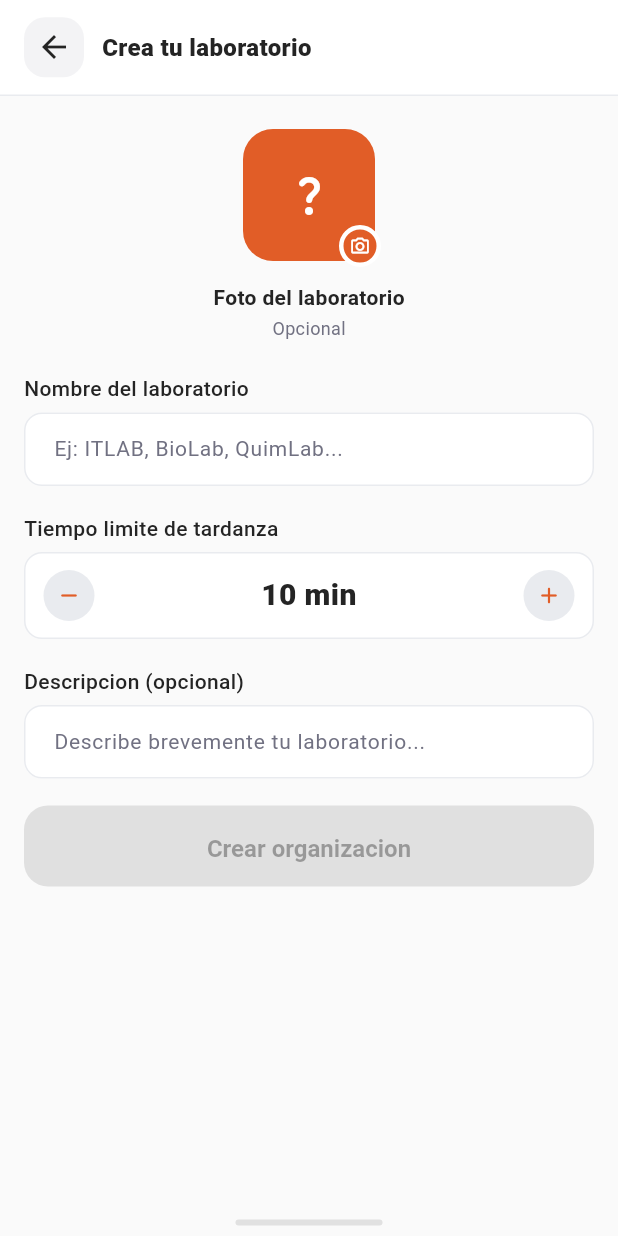
After one commit to tybiuu/AsistApp-Frontend, a Flutter app: the AdminSetupPage screen opened by its route, on a phone screen of 412 x 824 dp. The commit adds this screen. Run offline on Flutter 3.47's test engine with Material 3 defaults, Android fonts, the phone set to English and light mode, and no system bars; our stand-ins replace flutter_svg, get, image_picker, shared_preferences; accounts and stored records are empty.

Commit message:
Add Admin Setup UI, controllers & image_picker

```diff
--- a/lib/configs/routes.dart
+++ b/lib/configs/routes.dart
@@ -10,4 +10,5 @@ class AppRoutes {
   static const String orgCode = '/org-code';
   static const String pending = '/pending';
   static const String home = '/home';
+  static const String adminSetup = '/admin-setup';
 }
--- a/lib/main.dart
+++ b/lib/main.dart
@@ -5,6 +5,7 @@ import 'package:get/get.dart';
 
 import './configs/routes.dart';
 import './configs/theme.dart';
+import 'pages/admin_setup/admin_setup_page.dart';
 import 'pages/auth/login/login_page.dart';
 import 'pages/setup/org_code/org_code_page.dart';
 import 'pages/setup/pending/pending_page.dart';
@@ -40,6 +41,7 @@ class MyApp extends StatelessWidget {
         AppRoutes.pending: (context) => const PendingPage(),
         AppRoutes.login: (context) => const LoginPage(),
         AppRoutes.home: (context) => const HomePage(),
+        AppRoutes.adminSetup: (context) => AdminSetupPage(),
       },
       home: const WelcomePage(),
     );
--- /dev/null
+++ b/lib/pages/admin_setup/admin_setup_controller.dart
@@ -0,0 +1,79 @@
+// lib/pages/admin_setup/admin_setup_controller.dart
+
+import 'dart:typed_data';
+
+import 'package:flutter/material.dart';
+import 'package:get/get.dart';
+import 'package:image_picker/image_picker.dart';
+
+import '../../configs/routes.dart';
+
+class AdminSetupController extends GetxController {
+  final TextEditingController nameController = TextEditingController();
+  final TextEditingController descriptionController = TextEditingController();
+
+  final ImagePicker _imagePicker = ImagePicker();
+
+  final RxInt tardinessLimit = 10.obs;
+  final Rx<Uint8List?> laboratoryPhotoBytes = Rx<Uint8List?>(null);
+  final RxBool isNameValid = false.obs;
+  final RxBool isLoading = false.obs;
+
+  bool get canCreate => isNameValid.value && !isLoading.value;
+
+  @override
+  void onInit() {
+    super.onInit();
+    nameController.addListener(_validateRequiredFields);
+  }
+
+  @override
+  void onClose() {
+    nameController
+      ..removeListener(_validateRequiredFields)
+      ..dispose();
+    descriptionController.dispose();
+    super.onClose();
+  }
+
+  void _validateRequiredFields() {
+    isNameValid.value = nameController.text.trim().isNotEmpty;
+  }
+
+  void decreaseTardinessLimit() {
+    if (tardinessLimit.value > 0) {
+      tardinessLimit.value -= 5;
+    }
+  }
+
+  void increaseTardinessLimit() {
+    if (tardinessLimit.value < 60) {
+      tardinessLimit.value += 5;
+    }
+  }
+
+  Future<void> selectPhoto() async {
+    final XFile? photo = await _imagePicker.pickImage(
+      source: ImageSource.gallery,
+      imageQuality: 80,
+      maxWidth: 1200,
+    );
+
+    if (photo == null) return;
+    laboratoryPhotoBytes.value = await photo.readAsBytes();
+  }
+
+  Future<void> createOrganization() async {
+    if (!canCreate) return;
+
+    isLoading.value = true;
+    await Future.delayed(const Duration(milliseconds: 700));
+    isLoading.value = false;
+
+    Get.offAllNamed(AppRoutes.home);
+  }
+
+  void goBack() {
+    Get.back();
+  }
+}
--- /dev/null
+++ b/lib/pages/admin_setup/admin_setup_page.dart
@@ -0,0 +1,333 @@
+// lib/pages/admin_setup/admin_setup_page.dart
+
+import 'package:flutter/material.dart';
+import 'package:get/get.dart';
+
+import '../../components/primary_button.dart';
+import '../../configs/theme.dart';
+import 'admin_setup_controller.dart';
+
+class AdminSetupPage extends StatelessWidget {
+  final AdminSetupController control = Get.put(AdminSetupController());
+
+  AdminSetupPage({super.key});
+
+  Widget _topBar(BuildContext context) {
+    final ColorScheme colors = Theme.of(context).colorScheme;
+
+    return Container(
+      height: 64,
+      padding: const EdgeInsets.symmetric(horizontal: 12),
+      decoration: BoxDecoration(
+        color: colors.surface,
+        border: Border(
+          bottom: BorderSide(color: colors.outlineVariant),
+        ),
+      ),
+      child: Row(
+        children: [
+          IconButton(
+            onPressed: control.goBack,
+            icon: const Icon(Icons.arrow_back),
+            style: IconButton.styleFrom(
+              backgroundColor: colors.surfaceContainer,
+              foregroundColor: colors.onSurface,
+              shape: RoundedRectangleBorder(
+                borderRadius: BorderRadius.circular(14),
+              ),
+            ),
+          ),
+          const SizedBox(width: 8),
+          Text(
+            'Crea tu laboratorio',
+            style: TextStyle(
+              color: colors.onSurface,
+              fontSize: 16,
+              fontWeight: FontWeight.w800,
+            ),
+          ),
+        ],
+      ),
+    );
+  }
+
+  Widget _photoPicker(BuildContext context) {
+    final ColorScheme colors = Theme.of(context).colorScheme;
+
+    return GestureDetector(
+      onTap: control.selectPhoto,
+      child: Column(
+        children: [
+          Stack(
+            clipBehavior: Clip.none,
+            children: [
+              Obx(
+                () => Container(
+                  width: 88,
+                  height: 88,
+                  decoration: BoxDecoration(
+                    color: AppColors.chart1,
+                    borderRadius: BorderRadius.circular(20),
+                  ),
+                  clipBehavior: Clip.antiAlias,
+                  child: control.laboratoryPhotoBytes.value == null
+                      ? Icon(
+                          Icons.question_mark_rounded,
+                          color: colors.onPrimary,
+                          size: 32,
+                        )
+                      : Image.memory(
+                          control.laboratoryPhotoBytes.value!,
+                          fit: BoxFit.cover,
+                        ),
+                ),
+              ),
+              Positioned(
+                right: -4,
+                bottom: -4,
+                child: Container(
+                  width: 28,
+                  height: 28,
+                  decoration: BoxDecoration(
+                    color: AppColors.chart1,
+                    shape: BoxShape.circle,
+                    border: Border.all(color: colors.surface, width: 3),
+                  ),
+                  child: Icon(
+                    Icons.photo_camera_outlined,
+                    color: colors.onPrimary,
+                    size: 14,
+                  ),
+                ),
+              ),
+            ],
+          ),
+          const SizedBox(height: 14),
+          Text(
+            'Foto del laboratorio',
+            style: TextStyle(
+              color: colors.onSurface,
+              fontSize: 14,
+              fontWeight: FontWeight.w700,
+            ),
+          ),
+          const SizedBox(height: 2),
+          Text(
+            'Opcional',
+            style: TextStyle(
+              color: colors.onSurfaceVariant,
+              fontSize: 12,
+            ),
+          ),
+        ],
+      ),
+    );
+  }
+
+  Widget _textInput({
+    required BuildContext context,
+    required String label,
+    required String hint,
+    required TextEditingController controller,
+    int maxLines = 1,
+  }) {
+    final ColorScheme colors = Theme.of(context).colorScheme;
+
+    return Column(
+      crossAxisAlignment: CrossAxisAlignment.start,
+      children: [
+        Text(
+          label,
+          style: TextStyle(
+            color: colors.onSurface,
+            fontSize: 14,
+            fontWeight: FontWeight.w500,
+          ),
+        ),
+        const SizedBox(height: 6),
+        TextField(
+          controller: controller,
+          maxLines: maxLines,
+          style: TextStyle(
+            color: colors.onSurface,
+            fontSize: 14,
+          ),
+          decoration: InputDecoration(
+            hintText: hint,
+            hintStyle: TextStyle(
+              color: colors.onSurfaceVariant,
+              fontSize: 14,
+            ),
+            filled: true,
+            fillColor: colors.surfaceContainerLowest,
+            contentPadding:
+                const EdgeInsets.symmetric(horizontal: 16, vertical: 14),
+            border: OutlineInputBorder(
+              borderRadius: BorderRadius.circular(12),
+              borderSide: BorderSide(color: colors.outlineVariant),
+            ),
+            enabledBorder: OutlineInputBorder(
+              borderRadius: BorderRadius.circular(12),
+              borderSide: BorderSide(color: colors.outlineVariant),
+            ),
+            focusedBorder: OutlineInputBorder(
+              borderRadius: BorderRadius.circular(12),
+              borderSide: BorderSide(color: colors.primary, width: 1.5),
+            ),
+          ),
+        ),
+      ],
+    );
+  }
+
+  Widget _tardinessStepper(BuildContext context) {
+    final ColorScheme colors = Theme.of(context).colorScheme;
+
+    return Column(
+      crossAxisAlignment: CrossAxisAlignment.start,
+      children: [
+        Text(
+          'Tiempo limite de tardanza',
+          style: TextStyle(
+            color: colors.onSurface,
+            fontSize: 14,
+            fontWeight: FontWeight.w500,
+          ),
+        ),
+        const SizedBox(height: 6),
+        Container(
+          height: 58,
+          padding: const EdgeInsets.symmetric(horizontal: 12),
+          decoration: BoxDecoration(
+            color: colors.surfaceContainerLowest,
+            borderRadius: BorderRadius.circular(12),
+            border: Border.all(color: colors.outlineVariant),
+          ),
+          child: Row(
+            children: [
+              _stepperButton(
+                context: context,
+                icon: Icons.remove_rounded,
+                onPressed: control.decreaseTardinessLimit,
+              ),
+              Expanded(
+                child: Obx(
+                  () => Text(
+                    '${control.tardinessLimit.value} min',
+                    textAlign: TextAlign.center,
+                    style: TextStyle(
+                      color: colors.onSurface,
+                      fontSize: 20,
+                      fontWeight: FontWeight.w900,
+                    ),
+                  ),
+                ),
+              ),
+              _stepperButton(
+                context: context,
+                icon: Icons.add_rounded,
+                onPressed: control.increaseTardinessLimit,
+              ),
+            ],
+          ),
+        ),
+      ],
+    );
+  }
+
+  Widget _stepperButton({
+    required BuildContext context,
+    required IconData icon,
+    required VoidCallback onPressed,
+  }) {
+    final ColorScheme colors = Theme.of(context).colorScheme;
+
+    return SizedBox(
+      width: 34,
+      height: 34,
+      child: IconButton(
+        onPressed: onPressed,
+        icon: Icon(icon, size: 18),
+        padding: EdgeInsets.zero,
+        style: IconButton.styleFrom(
+          backgroundColor: colors.primaryContainer,
+          foregroundColor: AppColors.chart1,
+          shape: const CircleBorder(),
+        ),
+      ),
+    );
+  }
+
+  Widget _buildBody(BuildContext context) {
+    final ColorScheme colors = Theme.of(context).colorScheme;
+
+    return SafeArea(
+      child: Column(
+        children: [
+          _topBar(context),
+          Expanded(
+            child: SingleChildScrollView(
+              padding: const EdgeInsets.fromLTRB(16, 22, 16, 24),
+              child: Column(
+                crossAxisAlignment: CrossAxisAlignment.stretch,
+                children: [
+                  _photoPicker(context),
+                  const SizedBox(height: 22),
+                  _textInput(
+                    context: context,
+                    label: 'Nombre del laboratorio',
+                    hint: 'Ej: ITLAB, BioLab, QuimLab...',
+                    controller: control.nameController,
+                  ),
+                  const SizedBox(height: 18),
+                  _tardinessStepper(context),
+                  const SizedBox(height: 18),
+                  _textInput(
+                    context: context,
+                    label: 'Descripcion (opcional)',
+                    hint: 'Describe brevemente tu laboratorio...',
+                    controller: control.descriptionController,
+                    maxLines: 1,
+                  ),
+                  const SizedBox(height: 18),
+                  Obx(
+                    () => PrimaryButton(
+                      text: control.isLoading.value
+                          ? 'Creando...'
+                          : 'Crear organizacion',
+                      onPressed: control.canCreate
+                          ? control.createOrganization
+                          : null,
+                    ),
+                  ),
+                ],
+              ),
+            ),
+          ),
+          Container(
+            height: 18,
+            color: colors.surfaceContainerLow,
+            alignment: Alignment.center,
+            child: Container(
+              width: 98,
+              height: 4,
+              decoration: BoxDecoration(
+                color: colors.outline,
+                borderRadius: BorderRadius.circular(99),
+              ),
+            ),
+          ),
+        ],
+      ),
+    );
+  }
+
+  @override
+  Widget build(BuildContext context) {
+    return Scaffold(
+      resizeToAvoidBottomInset: false,
+      backgroundColor: Theme.of(context).colorScheme.surfaceContainerLow,
+      body: _buildBody(context),
+    );
+  }
+}
--- /dev/null
+++ b/lib/pages/auth/register_controller.dart
@@ -0,0 +1,70 @@
+// lib/pages/auth/register_controller.dart
+import 'package:asist_app/pages/setup/role_select/role_select_controller.dart';
+import 'package:flutter/material.dart';
+import 'package:get/get.dart';
+
+import '../../configs/routes.dart';
+
+class RegisterController extends GetxController {
+  final formKey = GlobalKey<FormState>();
+
+  final RxBool showPass = false.obs;
+  final RxBool showConfirmPass = false.obs;
+
+  final RxInt selectedCiclo = 5.obs;
+  final RxString selectedCarrera = ''.obs;
+
+  final RxBool isLoading = false.obs;
+
+  RoleOption get role {
+    try {
+      final roleSelectCtrl = Get.find<RoleSelectController>();
+      return roleSelectCtrl.selectedRole.value ?? RoleOption.practitioner;
+    } catch (_) {
+      return RoleOption.practitioner;
+    }
+  }
+
+  void toggleShowPass() => showPass.toggle();
+  void toggleShowConfirmPass() => showConfirmPass.toggle();
+
+  void decreaseCiclo() {
+    if (selectedCiclo.value > 5) {
+      selectedCiclo.value--;
+    }
+  }
+
+  void increaseCiclo() {
+    if (selectedCiclo.value < 10) {
+      selectedCiclo.value++;
+    }
+  }
+
+  void setCarrera(String carrera) {
+    selectedCarrera.value = carrera;
+  }
+
+  void handleCreate() async {
+    if (isLoading.value) return;
+    isLoading.value = true;
+
+    // Simulate delay
+    await Future.delayed(const Duration(seconds: 1));
+
+    isLoading.value = false;
+
+    if (role == RoleOption.admin) {
+      Get.toNamed(AppRoutes.adminSetup);
+    } else {
+      Get.toNamed('/org-code');
+    }
+  }
+
+  void goToLogin() {
+    Get.offAllNamed(AppRoutes.login);
+  }
+
+  void goBack() {
+    Get.back();
+  }
+}
--- a/pubspec.yaml
+++ b/pubspec.yaml
@@ -36,6 +36,7 @@ dependencies:
   # The following adds the Cupertino Icons font to your application.
   # Use with the CupertinoIcons class for iOS style icons.
   cupertino_icons: ^1.0.8
+  image_picker: ^1.2.2
 
 dev_dependencies:
   flutter_test:
```
Also changed, not shown: pubspec.lock.
